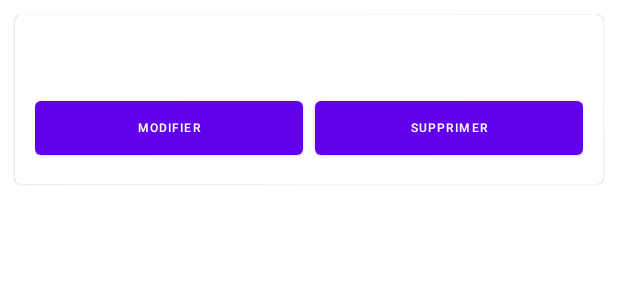
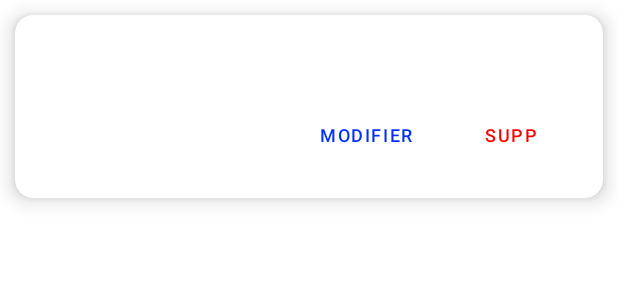
Before and after one commit to Mathias-Gh/CoinTrace, an Android app: the layout item_note.xml on its own in the app's theme, with its tools: preview values and no code run, on a phone screen of 412 x 824 dp. Shown: the top 300 px of the screen. Run offline under Robolectric (Android 15) with nearby library versions, the phone set to English and light mode, and no system bars.

Commit message:
upgrade and fix bug front note page

```diff
--- a/app/src/main/res/layout/fragment_note.xml
+++ b/app/src/main/res/layout/fragment_note.xml
@@ -39,7 +39,7 @@
         android:layout_marginBottom="150dp"
         android:layout_marginTop="15dp"
         android:ems="10"
-        android:hint="Take a Note..."
+        android:hint="Entrez une note ici..."
         android:inputType="textMultiLine"
         android:gravity="start|top"
         android:scrollbars="vertical"
@@ -58,7 +58,7 @@
         android:id="@+id/saveBtn"
         android:layout_width="wrap_content"
         android:layout_height="wrap_content"
-        android:text="Save"
+        android:text="Sauvegarder"
         app:layout_constraintBottom_toBottomOf="parent"
         app:layout_constraintEnd_toEndOf="parent"
         app:layout_constraintHorizontal_bias="0.944"
--- a/app/src/main/res/layout/item_note.xml
+++ b/app/src/main/res/layout/item_note.xml
@@ -4,30 +4,30 @@
     xmlns:tools="http://schemas.android.com/tools"
     android:layout_width="match_parent"
     android:layout_height="wrap_content"
-    android:background="#919199"
+    android:layout_margin="10dp"
     android:padding="16dp"
-    android:layout_margin="10dp"
-    app:contentPadding="5dp">
+    app:cardElevation="8dp"
+    app:cardCornerRadius="12dp"
+    app:contentPadding="10dp"
+    app:cardBackgroundColor="#FFFFFF">
 
     <LinearLayout
         android:layout_width="match_parent"
         android:layout_height="wrap_content"
-        android:background="#00FFFFFF"
-        android:backgroundTint="#FFFFFF"
-        android:gravity="start"
         android:orientation="vertical"
         android:padding="8dp">
 
         <!-- Texte de la note -->
         <TextView
             android:id="@+id/noteText"
-            android:layout_width="wrap_content"
+            android:layout_width="match_parent"
             android:layout_height="wrap_content"
             android:paddingBottom="8dp"
-            android:textColor="#000000"
+            android:textColor="#333333"
             android:textSize="16sp"
             android:maxLines="10"
-            android:ellipsize="end"/>
+            android:ellipsize="end"
+            android:fontFamily="sans-serif-medium" />
 
         <!-- Boutons Modifier et Supprimer -->
         <LinearLayout
@@ -39,22 +39,24 @@
 
             <Button
                 android:id="@+id/editButton"
-                android:layout_width="0dp"
+                android:layout_width="wrap_content"
                 android:layout_height="wrap_content"
                 android:layout_marginEnd="8dp"
-                android:layout_weight="1"
                 android:padding="8dp"
                 android:text="Modifier"
-                android:textSize="8sp" />
+                android:textSize="12sp"
+                android:background="?attr/selectableItemBackground"
+                android:textColor="#002FFF" />
 
             <Button
                 android:id="@+id/deleteButton"
-                android:layout_width="0dp"
+                android:layout_width="wrap_content"
                 android:layout_height="wrap_content"
-                android:layout_weight="1"
                 android:padding="8dp"
-                android:text="Supprimer"
-                android:textSize="8sp" />
+                android:text="Supp"
+                android:textSize="12sp"
+                android:background="?attr/selectableItemBackground"
+                android:textColor="#FF0000" />
         </LinearLayout>
 
     </LinearLayout>
```
